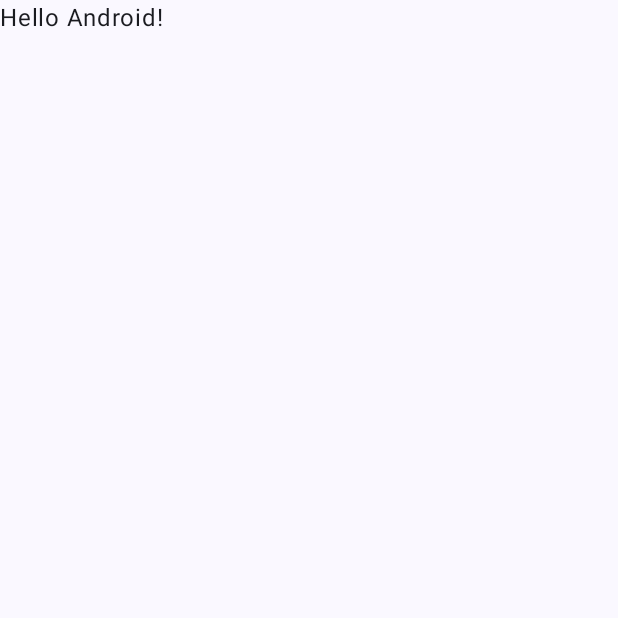
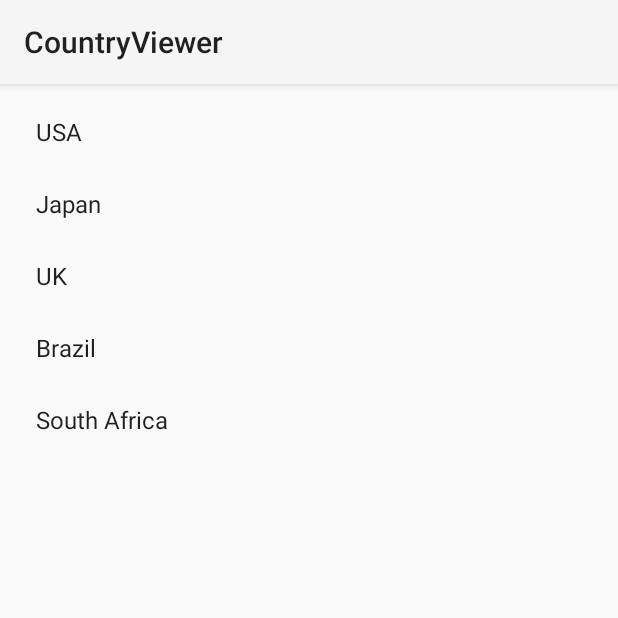
Before and after one commit to sealightclock/CountryViewer, an Android app built with Jetpack Compose: the screen it shows after launch (MainActivity), on a phone screen of 412 x 824 dp, the top half of it. Before the commit the part shown is almost empty. Run offline under Robolectric (Android 15) with nearby library versions, the phone set to English and light mode, and no system bars.

Commit message:
3rd commit: Switched from Jetpac Compose to XML layouts; Implemented a basic RecyclerView.

```diff
--- a/app/build.gradle.kts
+++ b/app/build.gradle.kts
@@ -57,4 +57,8 @@ dependencies {
     androidTestImplementation(libs.androidx.ui.test.junit4)
     debugImplementation(libs.androidx.ui.tooling)
     debugImplementation(libs.androidx.ui.test.manifest)
+
+    // Use REcyclerView:
+    implementation(libs.androidx.recyclerview)
+    implementation(libs.androidx.appcompat)
 }
--- a/app/src/main/AndroidManifest.xml
+++ b/app/src/main/AndroidManifest.xml
@@ -10,13 +10,12 @@
         android:label="@string/app_name"
         android:roundIcon="@mipmap/ic_launcher_round"
         android:supportsRtl="true"
-        android:theme="@style/Theme.CountryViewer"
+        android:theme="@style/Theme.AppCompat.Light"
         tools:targetApi="31">
         <activity
             android:name=".MainActivity"
             android:exported="true"
-            android:label="@string/app_name"
-            android:theme="@style/Theme.CountryViewer">
+            android:theme="@style/Theme.AppCompat.Light">
             <intent-filter>
                 <action android:name="android.intent.action.MAIN" />
 
--- a/app/src/main/java/com/example/jonathan/countryviewer/MainActivity.kt
+++ b/app/src/main/java/com/example/jonathan/countryviewer/MainActivity.kt
@@ -1,47 +1,21 @@
 package com.example.jonathan.countryviewer
 
 import android.os.Bundle
-import androidx.activity.ComponentActivity
-import androidx.activity.compose.setContent
-import androidx.activity.enableEdgeToEdge
-import androidx.compose.foundation.layout.fillMaxSize
-import androidx.compose.foundation.layout.padding
-import androidx.compose.material3.Scaffold
-import androidx.compose.material3.Text
-import androidx.compose.runtime.Composable
-import androidx.compose.ui.Modifier
-import androidx.compose.ui.tooling.preview.Preview
-import com.example.jonathan.countryviewer.ui.theme.CountryViewerTheme
+import androidx.appcompat.app.AppCompatActivity
+import androidx.recyclerview.widget.LinearLayoutManager
+import androidx.recyclerview.widget.RecyclerView
+import com.example.jonathan.countryviewer.presentation.view.CountryAdapter
 
-class MainActivity : ComponentActivity() {
+class MainActivity : AppCompatActivity() {
     override fun onCreate(savedInstanceState: Bundle?) {
         super.onCreate(savedInstanceState)
-        enableEdgeToEdge()
-        setContent {
-            CountryViewerTheme {
-                Scaffold(modifier = Modifier.fillMaxSize()) { innerPadding ->
-                    Greeting(
-                        name = "Android",
-                        modifier = Modifier.padding(innerPadding)
-                    )
-                }
-            }
-        }
+        setContentView(R.layout.activity_main)
+
+        // TODO: Replace with actual list of countries
+        val countries = listOf("USA","Japan", "UK", "Brazil", "South Africa")
+
+        val recyclerView: RecyclerView = findViewById(R.id.recyclerView)
+        recyclerView.layoutManager = LinearLayoutManager(this)
+        recyclerView.adapter = CountryAdapter(countries)
     }
 }
-
-@Composable
-fun Greeting(name: String, modifier: Modifier = Modifier) {
-    Text(
-        text = "Hello $name!",
-        modifier = modifier
-    )
-}
-
-@Preview(showBackground = true)
-@Composable
-fun GreetingPreview() {
-    CountryViewerTheme {
-        Greeting("Android")
-    }
-}
--- /dev/null
+++ b/app/src/main/java/com/example/jonathan/countryviewer/presentation/view/CountryAdapter.kt
@@ -0,0 +1,26 @@
+package com.example.jonathan.countryviewer.presentation.view
+
+import android.view.LayoutInflater
+import android.view.View
+import android.view.ViewGroup
+import android.widget.TextView
+import androidx.recyclerview.widget.RecyclerView
+
+class CountryAdapter(private val countries: List<String>) : RecyclerView.Adapter<CountryAdapter.CountryViewHolder>() {
+
+    class CountryViewHolder(view: View) : RecyclerView.ViewHolder(view) {
+        val countryName: TextView = view.findViewById(android.R.id.text1)
+    }
+
+    override fun onCreateViewHolder(parent: ViewGroup, viewType: Int): CountryViewHolder {
+        val view = LayoutInflater.from(parent.context)
+            .inflate(android.R.layout.simple_list_item_1, parent, false)
+        return CountryViewHolder(view)
+    }
+
+    override fun onBindViewHolder(holder: CountryViewHolder, position: Int) {
+        holder.countryName.text = countries[position]
+    }
+
+    override fun getItemCount(): Int = countries.size
+}
--- /dev/null
+++ b/app/src/main/res/layout/activity_main.xml
@@ -0,0 +1,13 @@
+<?xml version="1.0" encoding="utf-8"?>
+<LinearLayout
+    xmlns:android="http://schemas.android.com/apk/res/android"
+    android:layout_width="match_parent"
+    android:layout_height="match_parent"
+    android:orientation="vertical">
+
+    <androidx.recyclerview.widget.RecyclerView
+        android:id="@+id/recyclerView"
+        android:layout_width="match_parent"
+        android:layout_height="match_parent"
+        android:padding="8dp" />
+</LinearLayout>
--- a/gradle/libs.versions.toml
+++ b/gradle/libs.versions.toml
@@ -8,6 +8,10 @@ espressoCore = "3.6.1"
 lifecycleRuntimeKtx = "2.8.7"
 activityCompose = "1.9.3"
 composeBom = "2024.12.01"
+
+# Use RecyclerView:
+androidx_recyclerview = "1.3.1"
+appcompat = "1.7.0"
 
 [libraries]
 androidx-core-ktx = { group = "androidx.core", name = "core-ktx", version.ref = "coreKtx" }
@@ -25,6 +29,10 @@ androidx-ui-test-manifest = { group = "androidx.compose.ui", name = "ui-test-man
 androidx-ui-test-junit4 = { group = "androidx.compose.ui", name = "ui-test-junit4" }
 androidx-material3 = { group = "androidx.compose.material3", name = "material3" }
 
+# Use RecyclerView:
+androidx-recyclerview = { module = "androidx.recyclerview:recyclerview", version.ref = "androidx_recyclerview" }
+androidx-appcompat = { group = "androidx.appcompat", name = "appcompat", version.ref = "appcompat" }
+
 [plugins]
 android-application = { id = "com.android.application", version.ref = "agp" }
 kotlin-android = { id = "org.jetbrains.kotlin.android", version.ref = "kotlin" }
```
